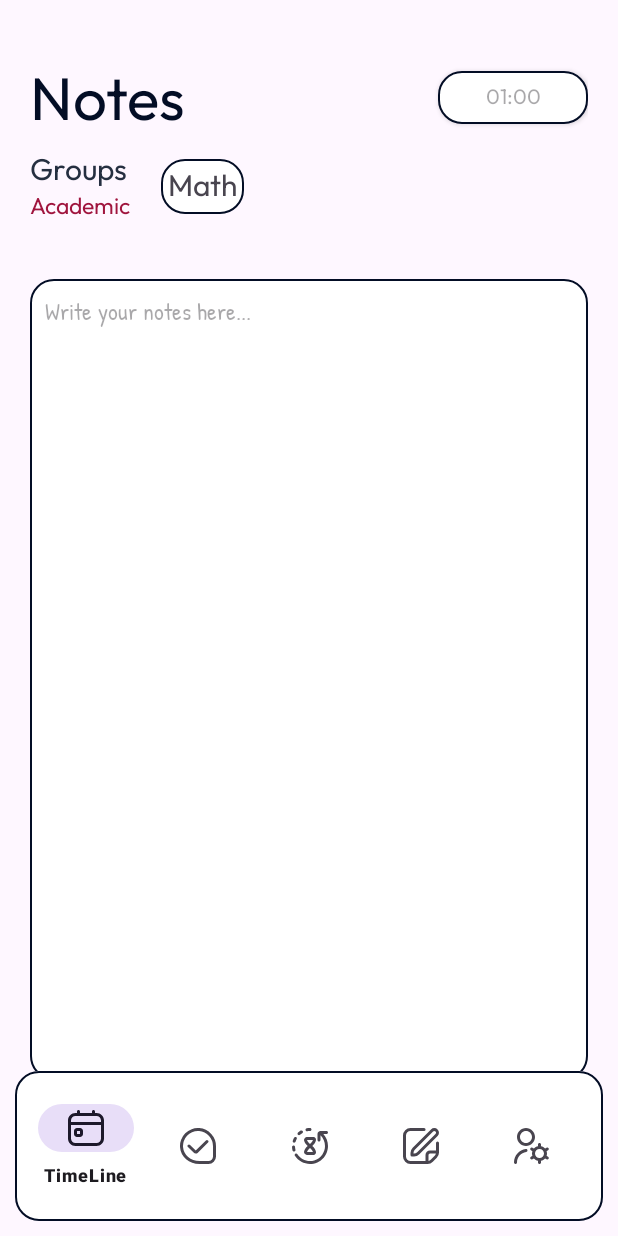
After one commit to ForLess01/FasktApp, an Android app: the fragment NotesFragment placed in its activity, on a phone screen of 412 x 824 dp. The commit adds this screen. Run offline under Robolectric (Android 15) with nearby library versions, the phone set to English and light mode, and no system bars.

Commit message:
adding fragment_notes.xml & fragment_notes_main.xml , It is a part of main sections.

```diff
--- /dev/null
+++ b/app/src/main/java/com/alfontetarqui/fasktapp/NotesFragment.kt
@@ -0,0 +1,59 @@
+package com.alfontetarqui.fasktapp
+
+import android.os.Bundle
+import androidx.fragment.app.Fragment
+import android.view.LayoutInflater
+import android.view.View
+import android.view.ViewGroup
+
+// TODO: Rename parameter arguments, choose names that match
+// the fragment initialization parameters, e.g. ARG_ITEM_NUMBER
+private const val ARG_PARAM1 = "param1"
+private const val ARG_PARAM2 = "param2"
+
+/**
+ * A simple [Fragment] subclass.
+ * Use the [NotesFragment.newInstance] factory method to
+ * create an instance of this fragment.
+ */
+class NotesFragment : Fragment() {
+    // TODO: Rename and change types of parameters
+    private var param1: String? = null
+    private var param2: String? = null
+
+    override fun onCreate(savedInstanceState: Bundle?) {
+        super.onCreate(savedInstanceState)
+        arguments?.let {
+            param1 = it.getString(ARG_PARAM1)
+            param2 = it.getString(ARG_PARAM2)
+        }
+    }
+
+    override fun onCreateView(
+        inflater: LayoutInflater, container: ViewGroup?,
+        savedInstanceState: Bundle?
+    ): View? {
+        // Inflate the layout for this fragment
+        return inflater.inflate(R.layout.fragment_notes, container, false)
+    }
+
+    companion object {
+        /**
+         * Use this factory method to create a new instance of
+         * this fragment using the provided parameters.
+         *
+         * @param param1 Parameter 1.
+         * @param param2 Parameter 2.
+         * @return A new instance of fragment NotesFragment.
+         */
+        // TODO: Rename and change types and number of parameters
+        @JvmStatic
+        fun newInstance(param1: String, param2: String) =
+            NotesFragment().apply {
+                arguments = Bundle().apply {
+                    putString(ARG_PARAM1, param1)
+                    putString(ARG_PARAM2, param2)
+                }
+            }
+    }
+}
--- a/app/src/main/java/com/alfontetarqui/fasktapp/NotesMainFragment.kt
+++ b/app/src/main/java/com/alfontetarqui/fasktapp/NotesMainFragment.kt
@@ -5,55 +5,40 @@
 import android.view.LayoutInflater
 import android.view.View
 import android.view.ViewGroup
+import androidx.fragment.app.commit
+import com.alfontetarqui.fasktapp.databinding.FragmentNotesMainBinding
 
-// TODO: Rename parameter arguments, choose names that match
-// the fragment initialization parameters, e.g. ARG_ITEM_NUMBER
-private const val ARG_PARAM1 = "param1"
-private const val ARG_PARAM2 = "param2"
+class NotesMainFragment : Fragment() {
 
-/**
- * A simple [Fragment] subclass.
- * Use the [NotesMainFragment.newInstance] factory method to
- * create an instance of this fragment.
- */
-class NotesMainFragment : Fragment() {
-    // TODO: Rename and change types of parameters
-    private var param1: String? = null
-    private var param2: String? = null
-
-    override fun onCreate(savedInstanceState: Bundle?) {
-        super.onCreate(savedInstanceState)
-        arguments?.let {
-            param1 = it.getString(ARG_PARAM1)
-            param2 = it.getString(ARG_PARAM2)
-        }
-    }
+    private var _binding: FragmentNotesMainBinding? = null
+    private val binding get() = _binding!!
 
     override fun onCreateView(
         inflater: LayoutInflater, container: ViewGroup?,
         savedInstanceState: Bundle?
     ): View? {
-        // Inflate the layout for this fragment
-        return inflater.inflate(R.layout.fragment_notes_main, container, false)
+        _binding = FragmentNotesMainBinding.inflate(inflater, container, false)
+        return binding.root
     }
 
-    companion object {
-        /**
-         * Use this factory method to create a new instance of
-         * this fragment using the provided parameters.
-         *
-         * @param param1 Parameter 1.
-         * @param param2 Parameter 2.
-         * @return A new instance of fragment NotesMainFragment.
-         */
-        // TODO: Rename and change types and number of parameters
-        @JvmStatic
-        fun newInstance(param1: String, param2: String) =
-            NotesMainFragment().apply {
-                arguments = Bundle().apply {
-                    putString(ARG_PARAM1, param1)
-                    putString(ARG_PARAM2, param2)
-                }
-            }
+    override fun onViewCreated(view: View, savedInstanceState: Bundle?) {
+        super.onViewCreated(view, savedInstanceState)
+
+        binding.VisibleMainTaskView1.setOnClickListener { launchNewFragment() }
+    }
+
+    private fun launchNewFragment() {
+        val newFragment = NotesFragment() // Crear una instancia del nuevo fragmento
+
+        // Realizar la transacción del fragmento
+        parentFragmentManager.commit {
+            replace(R.id.nav_host_fragment_container, newFragment) // Asegúrate de que fragment_container_view es el ID correcto del contenedor del fragmento
+            addToBackStack(null) // Opcional: agrega esta transacción a la pila hacia atrás para que el usuario pueda volver con el botón de retroceso
+        }
+    }
+
+    override fun onDestroyView() {
+        super.onDestroyView()
+        _binding = null
     }
 }
--- /dev/null
+++ b/app/src/main/res/layout/fragment_notes.xml
@@ -0,0 +1,111 @@
+<?xml version="1.0" encoding="utf-8"?>
+<FrameLayout xmlns:android="http://schemas.android.com/apk/res/android"
+    xmlns:app="http://schemas.android.com/apk/res-auto"
+    xmlns:tools="http://schemas.android.com/tools"
+    android:layout_width="match_parent"
+    android:layout_height="match_parent"
+    tools:context=".NotesFragment">
+
+    <androidx.constraintlayout.widget.ConstraintLayout
+        android:id="@+id/TopTitleAndClock"
+        android:layout_width="match_parent"
+        android:layout_height="50dp"
+        android:layout_marginTop="40dp"
+        android:layout_marginHorizontal="20dp"
+        >
+
+        <TextView
+            android:id="@+id/TxtTimeLineJust"
+            android:layout_width="120dp"
+            android:layout_height="wrap_content"
+            android:fontFamily="@font/outfit_regular"
+            android:text="@string/title_Notes"
+            android:textColor="@color/blueDark"
+            android:textSize="40sp"
+            app:layout_constraintBottom_toBottomOf="parent"
+            app:layout_constraintStart_toStartOf="parent"
+            app:layout_constraintTop_toTopOf="parent" />
+
+        <androidx.appcompat.widget.AppCompatButton
+            android:id="@+id/TimerClockForMains"
+            android:layout_width="100dp"
+            android:layout_height="35dp"
+            android:background="@drawable/rounded_rectangle_fillwhiteapp"
+            android:fontFamily="@font/outfit_regular"
+            android:hint="@string/hr01"
+            app:layout_constraintBottom_toBottomOf="parent"
+            app:layout_constraintEnd_toEndOf="parent"
+            app:layout_constraintTop_toTopOf="parent" />
+
+    </androidx.constraintlayout.widget.ConstraintLayout>
+    <androidx.constraintlayout.widget.ConstraintLayout
+        android:id="@+id/GroupsInNotes"
+        android:layout_width="match_parent"
+        android:layout_height="wrap_content"
+        android:layout_marginTop="100dp"
+        android:layout_marginHorizontal="20dp"
+        >
+        <TextView
+            android:id="@+id/Sub1TitleNotes"
+            android:layout_width="wrap_content"
+            android:layout_height="wrap_content"
+            app:layout_constraintTop_toTopOf="parent"
+            app:layout_constraintStart_toStartOf="parent"
+            android:text="Groups"
+            android:fontFamily="@font/outfit_regular"
+            android:textSize="20sp"
+            android:textColor="@color/grayDark"
+            />
+        <TextView
+            android:id="@+id/Sub2TitleNotes"
+            android:layout_width="wrap_content"
+            android:layout_height="wrap_content"
+            android:text="@string/AcademicGroup"
+            android:textSize="15sp"
+            android:fontFamily="@font/outfit_regular"
+            android:textColor="@color/redDark"
+            app:layout_constraintStart_toStartOf="parent"
+            app:layout_constraintTop_toBottomOf="@id/Sub1TitleNotes"
+            />
+
+        <TextView
+            android:layout_width="wrap_content"
+            android:layout_height="wrap_content"
+            android:background="@drawable/rounded_rectangle_fillwhiteapp"
+            android:fontFamily="@font/outfit_regular"
+            android:text="Math"
+            android:textSize="20sp"
+            android:layout_marginStart="20dp"
+            app:layout_constraintBottom_toBottomOf="parent"
+            app:layout_constraintStart_toEndOf="@+id/Sub2TitleNotes"
+            app:layout_constraintTop_toTopOf="parent" />
+
+    </androidx.constraintlayout.widget.ConstraintLayout>
+    <androidx.constraintlayout.widget.ConstraintLayout
+        android:layout_width="match_parent"
+        android:layout_marginHorizontal="20dp"
+        android:layout_height="550dp"
+        android:layout_marginTop="170dp"
+        >
+        <EditText
+            android:id="@+id/noteEditText"
+            android:layout_width="0dp"
+            android:layout_height="0dp"
+            android:layout_marginTop="16dp"
+            android:autofillHints="Write your"
+            android:gravity="top"
+            android:hint="Write your notes here..."
+            android:background="@drawable/rounded_rectangle_fillwhiteapp"
+            android:padding="10dp"
+            android:fontFamily="@font/patrick_hand_regular"
+            android:textSize="16sp"
+            android:inputType="textMultiLine"
+            android:scrollbars="vertical"
+            app:layout_constraintEnd_toEndOf="parent"
+            app:layout_constraintStart_toStartOf="parent"
+            app:layout_constraintTop_toTopOf="parent"
+            app:layout_constraintBottom_toBottomOf="parent"
+            />
+    </androidx.constraintlayout.widget.ConstraintLayout>
+
+</FrameLayout>
--- a/app/src/main/res/layout/fragment_notes_main.xml
+++ b/app/src/main/res/layout/fragment_notes_main.xml
@@ -258,7 +258,7 @@
                 android:id="@+id/VisibleMainTaskView1"
                 android:layout_width="match_parent"
                 android:layout_height="40dp"
-                android:text="I need find some lorem"
+                android:text="PLEASE TOUCH THIS BUTTON TO TRY TO TYPE"
                 android:textAllCaps="false"
                 android:textAlignment="textStart"
                 android:paddingStart="10dp"
--- a/app/src/main/res/navigation/nav_graph.xml
+++ b/app/src/main/res/navigation/nav_graph.xml
@@ -14,7 +14,11 @@
         android:id="@+id/notesMainFragment"
         android:name="com.alfontetarqui.fasktapp.NotesMainFragment"
         android:label="fragment_notes_main"
-        tools:layout="@layout/fragment_notes_main" />
+        tools:layout="@layout/fragment_notes_main" >
+        <action
+            android:id="@+id/action_notesMainFragment_to_notesFragment"
+            app:destination="@id/notesFragment" />
+    </fragment>
     <fragment
         android:id="@+id/tasksMainFragment"
         android:name="com.alfontetarqui.fasktapp.TasksMainFragment"
@@ -33,4 +37,9 @@
             android:id="@+id/action_timerMenuMainsFragment_to_notesMainFragment"
             app:destination="@id/notesMainFragment" />
     </fragment>
+    <fragment
+        android:id="@+id/notesFragment"
+        android:name="com.alfontetarqui.fasktapp.NotesFragment"
+        android:label="fragment_notes"
+        tools:layout="@layout/fragment_notes" />
 </navigation>
```
Also changed, not shown: app/src/main/res/font/patrick_hand_regular.ttf (added).
